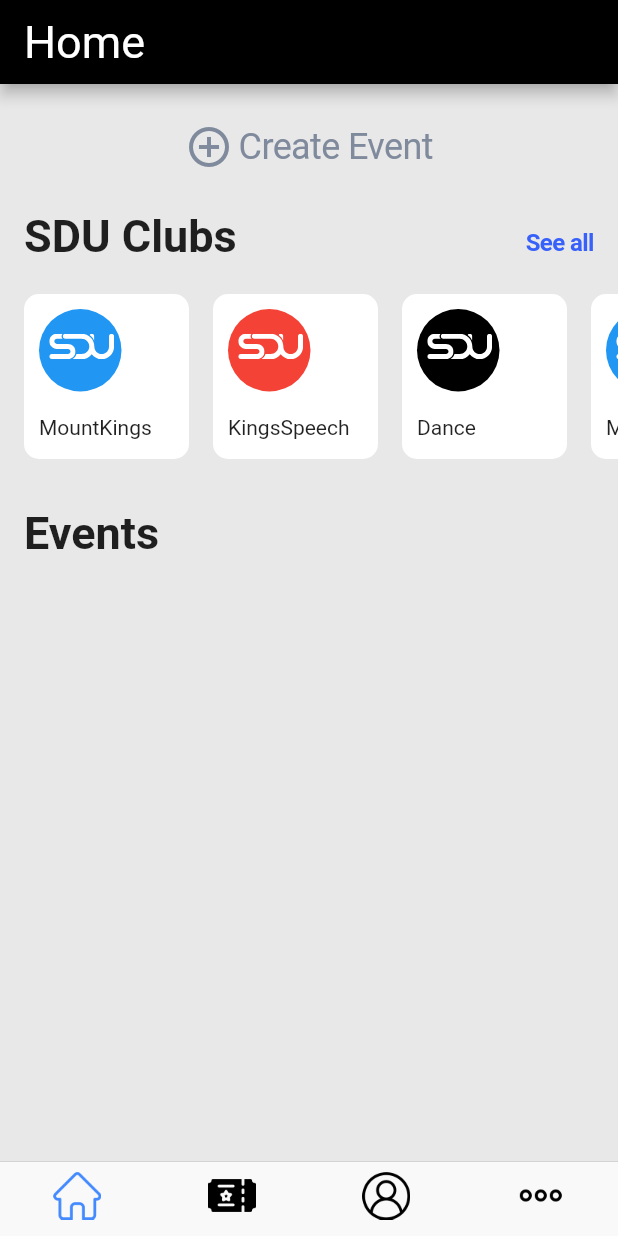
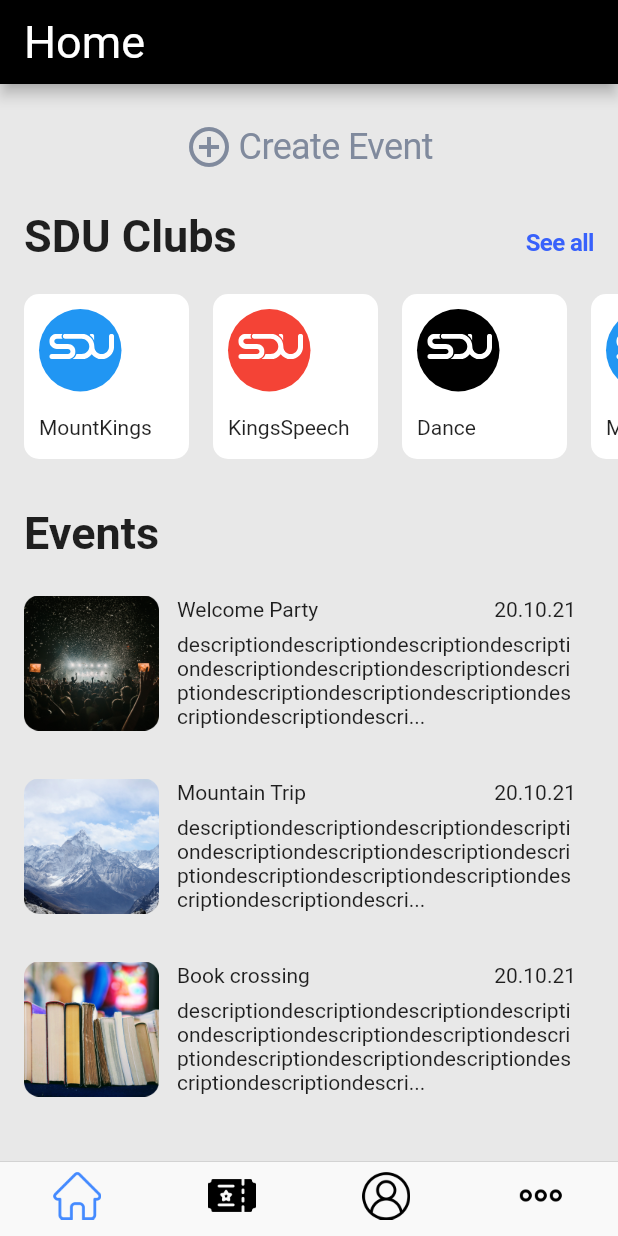
Before and after one commit to yerkinyerkin/final_project_flutter21, a Flutter app: the screen it shows after launch, on a phone screen of 412 x 824 dp. Run offline on Flutter 3.47's test engine with Material 2 defaults, Android fonts, the light colour scheme and no system bars; our stand-ins replace equatable, flutter_svg, get, material_segmented_control; project files that could hold a hidden picture were left out.

Commit message:
main: Home Screen

```diff
--- a/lib/presentation/home/pages/home_screen.dart
+++ b/lib/presentation/home/pages/home_screen.dart
@@ -17,8 +17,8 @@ class _HomeScreenState extends State<HomeScreen> {
 
   List<EventModel> list = [
     EventModel(
-      Colors.blue,
-      'MountKings'
+        Colors.blue,
+        'MountKings'
     ),
     EventModel(
         Colors.red,
@@ -43,7 +43,9 @@ class _HomeScreenState extends State<HomeScreen> {
   ];
 
   List<NewsEventsModel> news = [
-    NewsEventsModel('', 'Welcome Party ', 'text...', '20.10.21')
+    NewsEventsModel('assets/images/event_1.png', 'Welcome Party', 'descriptiondescriptiondescriptiondescriptiondescriptiondescriptiondescriptiondescriptiondescriptiondescriptiondescriptiondescriptiondescriptiondescri...', '20.10.21'),
+    NewsEventsModel('assets/images/event_2.png', 'Mountain Trip', 'descriptiondescriptiondescriptiondescriptiondescriptiondescriptiondescriptiondescriptiondescriptiondescriptiondescriptiondescriptiondescriptiondescri...', '20.10.21'),
+    NewsEventsModel('assets/images/event_3.png', 'Book crossing', 'descriptiondescriptiondescriptiondescriptiondescriptiondescriptiondescriptiondescriptiondescriptiondescriptiondescriptiondescriptiondescriptiondescri...', '20.10.21')
   ];
 
   @override
@@ -64,7 +66,7 @@ class _HomeScreenState extends State<HomeScreen> {
                 Padding(
                   padding: EdgeInsets.symmetric(horizontal: 16),
                   child: CupertinoButton(
-                    onPressed: (){
+                    onPressed: () {
                       Navigator.pushNamed(context, CreateEvent);
                     },
                     padding: EdgeInsets.zero,
@@ -113,13 +115,14 @@ class _HomeScreenState extends State<HomeScreen> {
                             height: 110,
                             width: 110,
                             decoration: BoxDecoration(
-                              borderRadius: BorderRadius.all(Radius.circular(10)),
+                              borderRadius: BorderRadius.all(
+                                  Radius.circular(10)),
                               color: Colors.white,
                             ),
                             child: Padding(
                               padding: EdgeInsets.all(10.0),
                               child: Column(
-                              crossAxisAlignment: CrossAxisAlignment.start,
+                                crossAxisAlignment: CrossAxisAlignment.start,
                                 children: [
                                   Stack(
                                     children: [
@@ -131,9 +134,11 @@ class _HomeScreenState extends State<HomeScreen> {
                                             color: list[index].color),
                                       ),
                                       Positioned(
-                                        top: 16,
+                                          top: 16,
                                           left: 6,
-                                          child: SvgPicture.asset('assets/icons/sdu-logo.svg', color: Colors.white,)
+                                          child: SvgPicture.asset(
+                                            'assets/icons/sdu-logo.svg',
+                                            color: Colors.white,)
                                       )
                                     ],
                                   ),
@@ -162,6 +167,50 @@ class _HomeScreenState extends State<HomeScreen> {
                     ],
                   ),
                 ),
+                SizedBox(height: 24,),
+                Padding(
+                  padding: const EdgeInsets.symmetric(horizontal: 16.0),
+                  child: Expanded(
+                    child: ListView(
+                      shrinkWrap: true,
+                      scrollDirection: Axis.vertical,
+                      children: List.generate(news.length, (int index) {
+                        return Column(
+                          children: [
+                            Container(
+                              child: Row(
+                                children: [
+                                  Image.asset(news[index].image, width: 90, height: 90,),
+                                  SizedBox(width: 12,),
+                                  Expanded(
+                                    child: Column(
+                                      children: [
+                                        Container(
+                                          child: Row(
+                                            mainAxisAlignment: MainAxisAlignment.spaceBetween,
+                                            children: [
+                                              Text(news[index].title),
+                                              Text(news[index].date),
+                                            ],
+                                          ),
+                                        ),
+                                        SizedBox(height: 7,),
+                                        Text(news[index].text),
+                                      ],
+                                    ),
+                                  ),
+                                  SizedBox(width: 12,)
+                                ],
+                              ),
+                            ),
+                            SizedBox(height: 32,)
+                          ],
+                        );
+                      }
+                      ),
+                    ),
+                  ),
+                ),
               ],
             ),
           ),
```
Also changed, not shown: assets/images/Rectangle 39.jpg (added), assets/images/Rectangle 39.png (added), assets/images/charity 1.jpg (added), assets/images/event_1.jpg (added), assets/images/event_1.png (added), assets/images/event_2.jpg (added), assets/images/event_2.png (added), assets/images/event_3.png (added).
